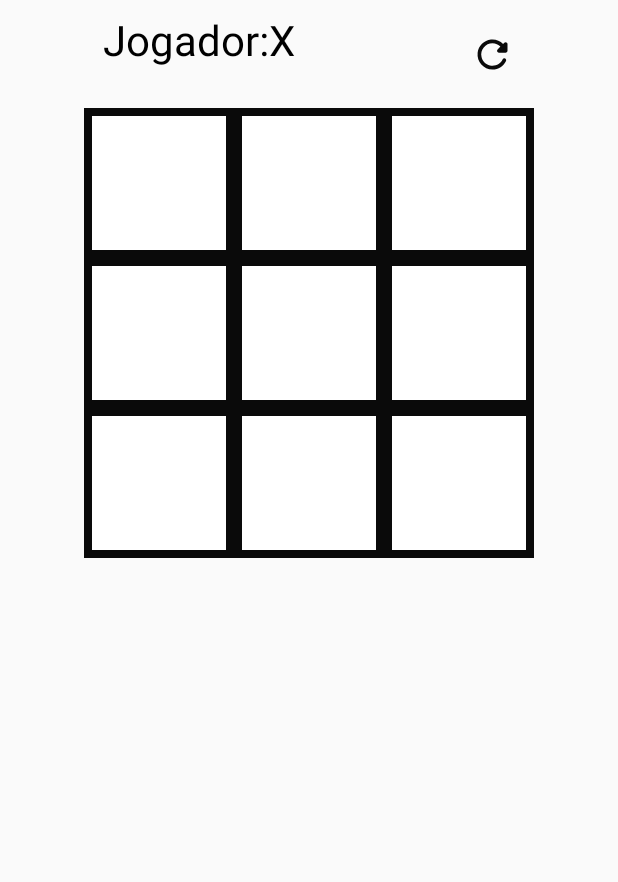
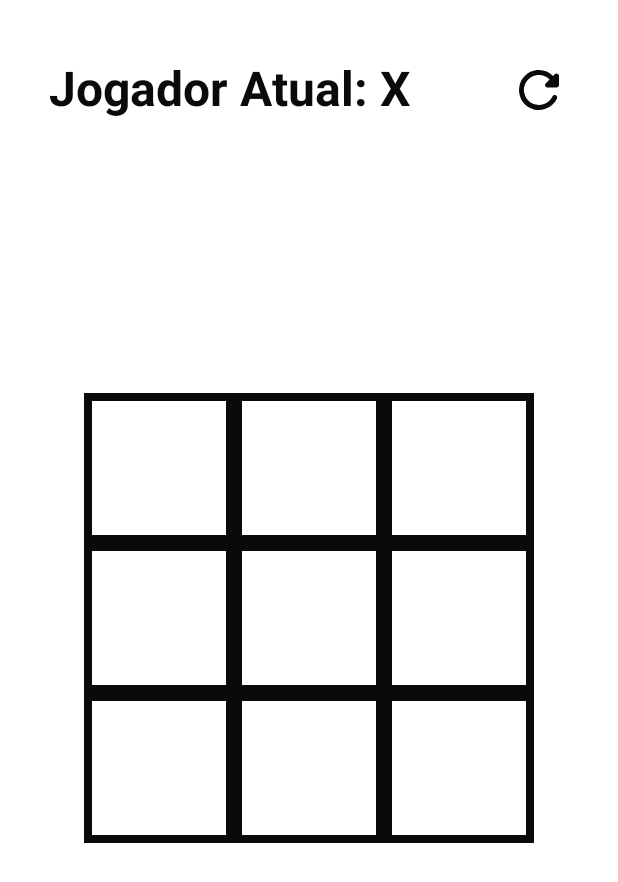
Before and after one commit to llMartell/ProjectMobile, an Android app built with Jetpack Compose: the screen it shows after launch (MainActivity), on a phone screen of 412 x 824 dp. Shown: the top 882 px of the screen. Run offline under Robolectric (Android 15) with nearby library versions, the phone set to English and light mode, and no system bars.

Commit message:
Game Alpha Version

```diff
--- a/app/src/main/java/com/example/jogodavelha/MainActivity.kt
+++ b/app/src/main/java/com/example/jogodavelha/MainActivity.kt
@@ -27,6 +27,7 @@ import androidx.compose.runtime.remember
 import androidx.compose.runtime.setValue
 import androidx.compose.ui.Alignment
 import androidx.compose.ui.Modifier
+import androidx.compose.ui.text.font.FontWeight
 import androidx.compose.ui.tooling.preview.Preview
 import androidx.compose.ui.unit.dp
 import com.example.jogodavelha.ui.theme.BLACK
@@ -51,7 +52,7 @@ fun JogoDaVelha() {
     var jogadorAtual by remember {
         mutableStateOf("X")
     }
-    val vencedor by remember {
+    var vencedor by remember {
         mutableStateOf<String?>(null)
     }
 
@@ -60,36 +61,60 @@ fun JogoDaVelha() {
             bloco = bloco.toMutableList().apply {
                 this[index] = jogadorAtual
             }
-            jogadorAtual = if (jogadorAtual == "X") "0" else "X"
+            jogadorAtual = if (jogadorAtual == "0") "X" else "0"
+            vencedor = verificaVencedor(bloco)
         }
+    }
 
-    }
-    Column(
-        modifier = Modifier.fillMaxSize(), horizontalAlignment = Alignment.CenterHorizontally
+    // O Box permite alinhar elementos em diferentes partes da tela (topo, centro, etc.)
+    Box(
+        modifier = Modifier
+            .fillMaxSize()
+            .background(WHITE)
     ) {
 
         Row(
             modifier = Modifier
                 .fillMaxWidth()
-                .padding(10.dp),
+                .align(Alignment.TopCenter) // Alinha este Row no topo do Box
+                .padding(vertical = 40.dp), // Aumenta o espaçamento do topo
             horizontalArrangement = Arrangement.SpaceAround,
             verticalAlignment = Alignment.CenterVertically
         ) {
+            val statusTexto = when (vencedor) {
+                "Empate" -> "Deu Empate!"
+                null -> "Jogador Atual: $jogadorAtual"
+                else -> "Vencedor: $vencedor"
+            }
+
             Text(
-                text = "Jogador:X",
-                style = MaterialTheme.typography.headlineMedium,
-                modifier = Modifier.padding(bottom = 16.dp)
+                text = statusTexto,
+                style = MaterialTheme.typography.headlineLarge,
+                color = BLACK,
+                fontWeight = FontWeight.Bold
             )
+
             Icon(
                 imageVector = Icons.Rounded.Refresh,
-                contentDescription = null,
-                tint = BLACK,
-                modifier = Modifier.size(30.dp)
+                contentDescription = "Reiniciar Jogo",
+                tint = BLACK, // Cor do ícone
+                modifier = Modifier
+                    .size(40.dp)
+                    .clickable {
+                        bloco = List(9) { "" }
+                        jogadorAtual = "X"
+                        vencedor = null
+                    }
             )
         }
-        Grade(bloco = bloco, cliqueBloco = ::cliqueDoBloco)
+
+        Column(
+            modifier = Modifier.align(Alignment.Center), // Alinha este Column no centro do Box
+            horizontalAlignment = Alignment.CenterHorizontally
+        ) {
+            Grade(bloco = bloco, cliqueBloco = ::cliqueDoBloco)
+        }
     }
-
 }
 
 @Composable
@@ -121,6 +146,31 @@ fun CriaQuadradoUI(
             .clickable(onClick = onClick),
         contentAlignment = Alignment.Center
     ) {
+        Text(
+            text = value, style = MaterialTheme.typography.headlineMedium,
+            color = BLACK,
+            fontWeight = FontWeight.ExtraBold,
+        )
 
     }
 }
+
+private fun verificaVencedor(bloco: List<String>): String? {
+    val combinacoesVencedoras = listOf(
+        // Linhas
+        listOf(0, 1, 2), listOf(3, 4, 5), listOf(6, 7, 8),
+        // Colunas
+        listOf(0, 3, 6), listOf(1, 4, 7), listOf(2, 5, 8),
+        // Diagonais
+        listOf(0, 4, 8), listOf(2, 4, 6)
+    )
+
+    for (combinacao in combinacoesVencedoras) {
+        val (a, b, c) = combinacao
+        if (bloco[a].isNotEmpty() && bloco[a] == bloco[b] && bloco[a] == bloco[c]) {
+            return bloco[a]
+        }
+    }
+
+    return if (bloco.all { it.isNotEmpty() }) "Empate" else null
+}
```
